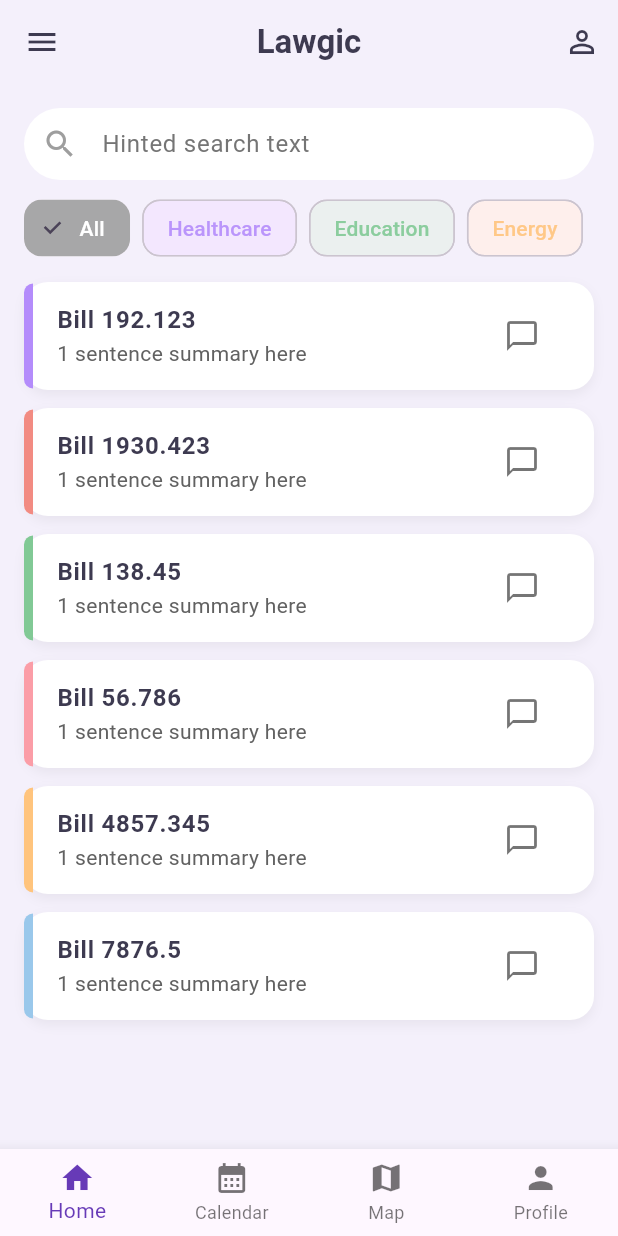
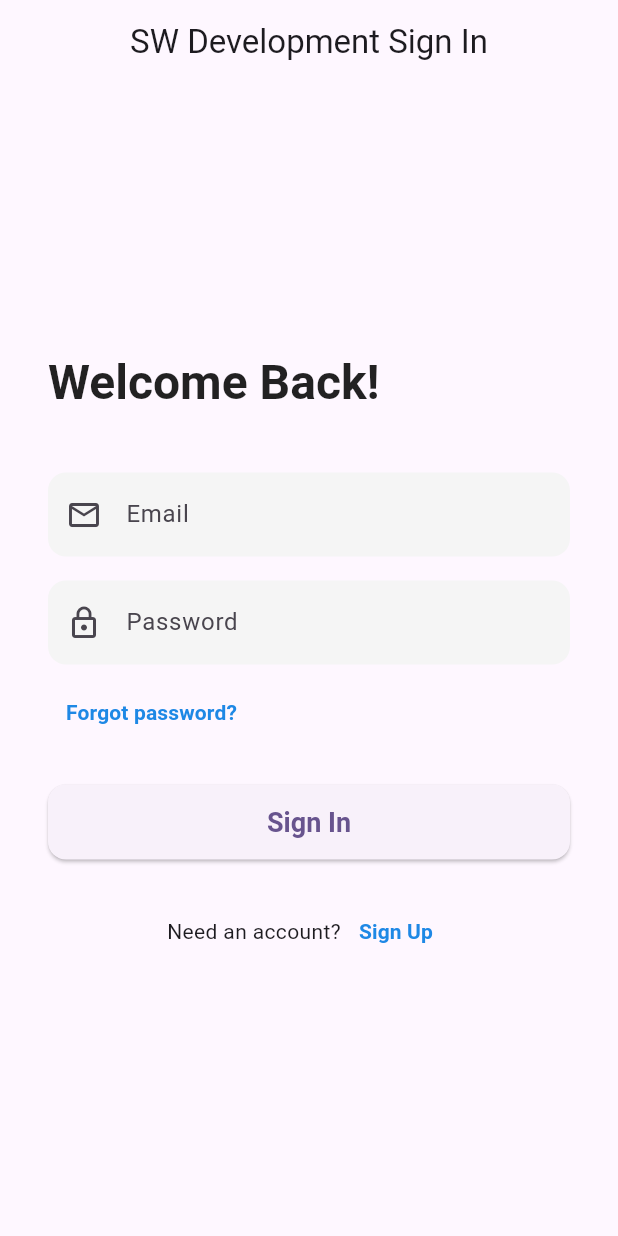
Before and after one commit to ashtyn-roberts/Lawgic, a Flutter app: the screen it shows after launch, on a phone screen of 412 x 824 dp. Run offline on Flutter 3.47's test engine with Material 3 defaults, Android fonts, the phone set to English and light mode, and no system bars; our stand-ins replace cloud_firestore, firebase_auth, firebase_core, table_calendar; accounts and stored records are empty.

Commit message:
add sign in and sign up pages, fix authentication issues

```diff
--- a/lib/main.dart
+++ b/lib/main.dart
@@ -1,7 +1,24 @@
 import 'package:flutter/material.dart';
+import 'package:firebase_core/firebase_core.dart';
+import 'package:firebase_auth/firebase_auth.dart';
+
+// IMPORTANT: This file must be located in the main lib/ directory
+import 'firebase_options.dart';
+
+// IMPORTANT: These screens must be located in lib/screens/
+import 'screens/auth_gate.dart';
 import 'screens/home_screen.dart';
 
-void main() {
+
+void main() async {
+  // Required for Firebase to initialize before runApp
+  WidgetsFlutterBinding.ensureInitialized();
+
+  // Initialize Firebase using the generated options file
+  await Firebase.initializeApp(
+    options: DefaultFirebaseOptions.currentPlatform,
+  );
+
   runApp(const MyApp());
 }
 
@@ -14,10 +31,60 @@ class MyApp extends StatelessWidget {
       title: 'SW Development App',
       debugShowCheckedModeBanner: false,
       theme: ThemeData(
+        // Use a color scheme for a modern look
         colorScheme: ColorScheme.fromSeed(seedColor: Colors.deepPurple),
         useMaterial3: true,
+
+        // Define standard styles for the whole app
+        elevatedButtonTheme: ElevatedButtonThemeData(
+          style: ElevatedButton.styleFrom(
+            minimumSize: const Size(double.infinity, 50), // Full width button
+            shape: RoundedRectangleBorder(borderRadius: BorderRadius.circular(12)),
+            textStyle: const TextStyle(fontSize: 18, fontWeight: FontWeight.bold),
+          ),
+        ),
+        inputDecorationTheme: InputDecorationTheme(
+          border: OutlineInputBorder(
+            borderRadius: BorderRadius.circular(12),
+            borderSide: BorderSide.none,
+          ),
+          filled: true,
+          fillColor: Colors.grey[100],
+          contentPadding: const EdgeInsets.symmetric(vertical: 16.0, horizontal: 20.0),
+        ),
       ),
-      home: const HomeScreen(),
+      // AuthPage is the primary screen shown at launch
+      home: const AuthPage(),
     );
   }
 }
+
+/// Listens to Firebase Auth state changes and directs the user to the correct screen.
+class AuthPage extends StatelessWidget {
+  const AuthPage({super.key});
+
+  @override
+  Widget build(BuildContext context) {
+    // StreamBuilder listens to the Firebase Auth state changes (logged in or out)
+    return StreamBuilder<User?>(
+      stream: FirebaseAuth.instance.authStateChanges(),
+      builder: (context, snapshot) {
+        // Show loading while connection is established
+        if (snapshot.connectionState == ConnectionState.waiting) {
+          return const Center(child: CircularProgressIndicator());
+        }
+
+        // If snapshot has data (User object), they are logged in.
+        if (snapshot.hasData) {
+          return const HomeScreen();
+        }
+
+        // If snapshot has no data, they are logged out.
+        else {
+          // AuthGate handles the choice between Sign In and Sign Up screens.
+          return const AuthGate();
+        }
+      },
+    );
+  }
+}
--- /dev/null
+++ b/lib/screens/auth_gate.dart
@@ -0,0 +1,38 @@
+import 'package:flutter/material.dart';
+
+// CORRECTED IMPORTS: Assuming signin_screen.dart and signup_screen.dart
+// are located directly in the lib/screens/ directory alongside auth_gate.dart.
+import 'signin_screen.dart';
+import 'signup_screen.dart';
+
+/// Toggles between the SignInScreen and SignUpScreen, which are displayed
+/// when the user is not authenticated.
+class AuthGate extends StatefulWidget {
+  const AuthGate({super.key});
+
+  @override
+  State<AuthGate> createState() => _AuthGateState();
+}
+
+class _AuthGateState extends State<AuthGate> {
+  // State to track which view is currently shown (true = Sign In, false = Sign Up)
+  bool showSignIn = true;
+
+  void toggleView() {
+    setState(() {
+      showSignIn = !showSignIn;
+    });
+  }
+
+  @override
+  Widget build(BuildContext context) {
+    // Note: The 'const' keyword has been removed from SignInScreen and SignUpScreen
+    // because the 'onTap' (toggleView) callback is a non-constant function
+    // that changes the StatefulWidget's state.
+    if (showSignIn) {
+      return SignInScreen(onTap: toggleView);
+    } else {
+      return SignUpScreen(onTap: toggleView);
+    }
+  }
+}
--- /dev/null
+++ b/lib/screens/signin_screen.dart
@@ -0,0 +1,170 @@
+import 'package:flutter/material.dart';
+import 'package:firebase_auth/firebase_auth.dart';
+
+class SignInScreen extends StatefulWidget {
+  final VoidCallback onTap;
+  // Constructor must be const to match AuthGate's usage
+  const SignInScreen({super.key, required this.onTap});
+
+  @override
+  State<SignInScreen> createState() => _SignInScreenState();
+}
+
+class _SignInScreenState extends State<SignInScreen> {
+  final _emailController = TextEditingController();
+  final _passwordController = TextEditingController();
+  String? _errorMessage;
+  bool _isLoading = false;
+
+  Future<void> _signIn() async {
+    if (_emailController.text.isEmpty || _passwordController.text.isEmpty) {
+      setState(() => _errorMessage = 'Please enter both email and password.');
+      return;
+    }
+
+    setState(() {
+      _isLoading = true;
+      _errorMessage = null;
+    });
+
+    try {
+      await FirebaseAuth.instance.signInWithEmailAndPassword(
+        email: _emailController.text.trim(),
+        password: _passwordController.text.trim(),
+      );
+    } on FirebaseAuthException catch (e) {
+      String message;
+      if (e.code == 'user-not-found') {
+        message = 'No user found for that email.';
+      } else if (e.code == 'wrong-password') {
+        message = 'Wrong password provided.';
+      } else if (e.code == 'invalid-email') {
+        message = 'The email address is not valid.';
+      } else {
+        message = 'Sign In Failed: ${e.message}';
+      }
+      setState(() {
+        _errorMessage = message;
+      });
+    } catch (e) {
+      setState(() {
+        _errorMessage = 'An unexpected error occurred: $e';
+      });
+    } finally {
+      setState(() {
+        _isLoading = false;
+      });
+    }
+  }
+
+  @override
+  void dispose() {
+    _emailController.dispose();
+    _passwordController.dispose();
+    super.dispose();
+  }
+
+  @override
+  Widget build(BuildContext context) {
+    return Scaffold(
+      appBar: AppBar(
+        title: const Text('SW Development Sign In'),
+        centerTitle: true,
+      ),
+      body: Center(
+        child: SingleChildScrollView(
+          padding: const EdgeInsets.all(32.0),
+          child: Column(
+            crossAxisAlignment: CrossAxisAlignment.start,
+            children: [
+              Text(
+                'Welcome Back!',
+                style: Theme.of(context).textTheme.headlineLarge?.copyWith(
+                      fontWeight: FontWeight.bold,
+                      color: Colors.black87,
+                    ),
+              ),
+              const SizedBox(height: 40),
+
+              // Email Input
+              TextField(
+                controller: _emailController,
+                keyboardType: TextInputType.emailAddress,
+                decoration: const InputDecoration(
+                  labelText: 'Email',
+                  hintText: 'user@example.com',
+                  prefixIcon: Icon(Icons.email_outlined),
+                ),
+              ),
+              const SizedBox(height: 16),
+
+              // Password Input
+              TextField(
+                controller: _passwordController,
+                obscureText: true,
+                decoration: const InputDecoration(
+                  labelText: 'Password',
+                  hintText: '••••••••',
+                  prefixIcon: Icon(Icons.lock_outline),
+                ),
+              ),
+              const SizedBox(height: 8),
+
+              // Forgot Password Link
+              Align(
+                alignment: Alignment.centerLeft,
+                child: TextButton(
+                  onPressed: () {
+                    ScaffoldMessenger.of(context).showSnackBar(
+                      const SnackBar(content: Text('Password reset functionality is not yet implemented.')),
+                    );
+                  },
+                  child: const Text(
+                    'Forgot password?',
+                    style: TextStyle(color: Color(0xFF1E88E5), fontWeight: FontWeight.w600),
+                  ),
+                ),
+              ),
+              const SizedBox(height: 24),
+
+              // Error Message
+              if (_errorMessage != null)
+                Padding(
+                  padding: const EdgeInsets.only(bottom: 16.0),
+                  child: Text(
+                    _errorMessage!,
+                    style: TextStyle(color: Theme.of(context).colorScheme.error, fontWeight: FontWeight.w500),
+                    textAlign: TextAlign.center,
+                  ),
+                ),
+
+              // Sign In Button
+              _isLoading
+                  ? const Center(child: CircularProgressIndicator())
+                  : ElevatedButton(
+                      onPressed: _signIn,
+                      child: const Text('Sign In'),
+                    ),
+              const SizedBox(height: 24),
+
+              // Switch to Sign Up
+              Row(
+                mainAxisAlignment: MainAxisAlignment.center,
+                children: [
+                  const Text('Need an account?'),
+                  TextButton(
+                    onPressed: widget.onTap,
+                    child: const Text(
+                      'Sign Up',
+                      style: TextStyle(color: Color(0xFF1E88E5), fontWeight: FontWeight.bold),
+                    ),
+                  ),
+                ],
+              ),
+            ],
+          ),
+        ),
+      ),
+    );
+  }
+}
--- a/pubspec.yaml
+++ b/pubspec.yaml
@@ -34,10 +34,11 @@ dependencies:
   # The following adds the Cupertino Icons font to your application.
   # Use with the CupertinoIcons class for iOS style icons.
   cupertino_icons: ^1.0.8
-  firebase_core: ^4.1.1
-  cloud_firestore: ^6.0.2
   google_maps_flutter: ^2.13.1
   table_calendar: ^3.2.0
+  firebase_core: ^4.2.0  # Core services
+  firebase_auth: ^6.1.1  # Authentication
+  cloud_firestore: ^6.0.3 # Database
 
 dev_dependencies:
   flutter_test:
```
Also changed, not shown: lib/screens/home_tab.dart (+12 -0 lines), lib/screens/signup_screen.dart (added, +189 -0 lines), pubspec.lock, 6 other files.
